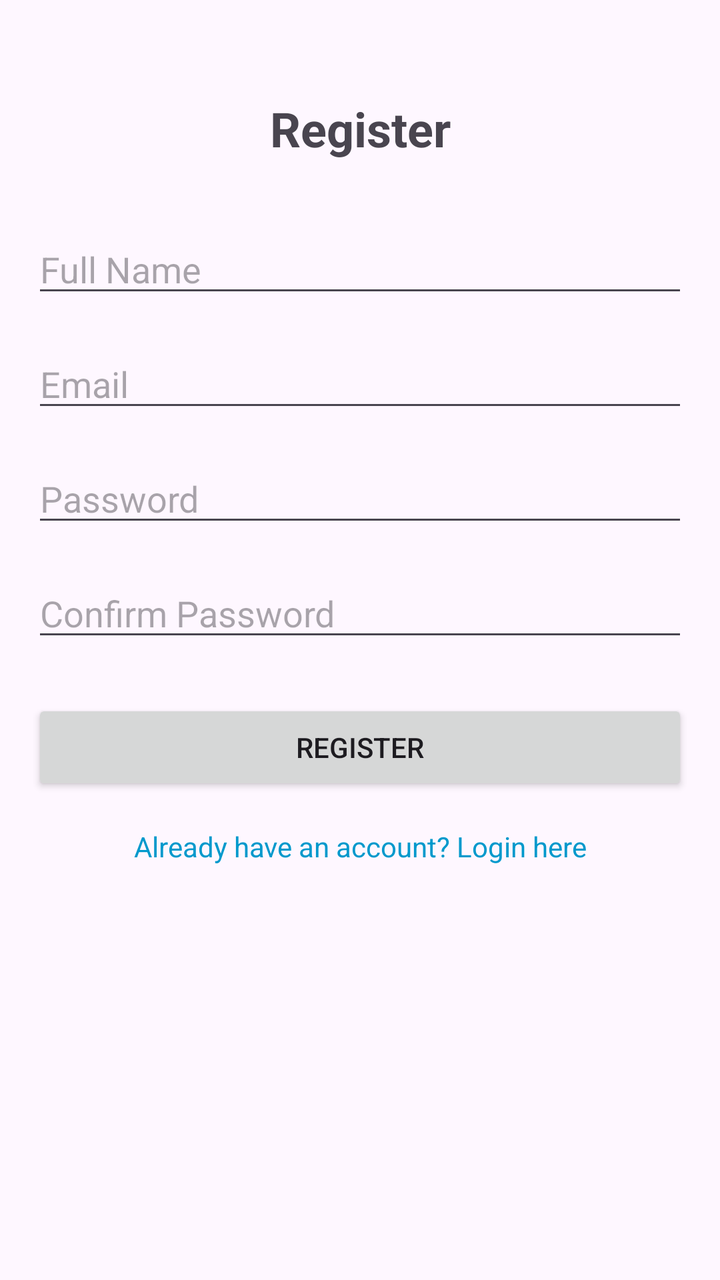
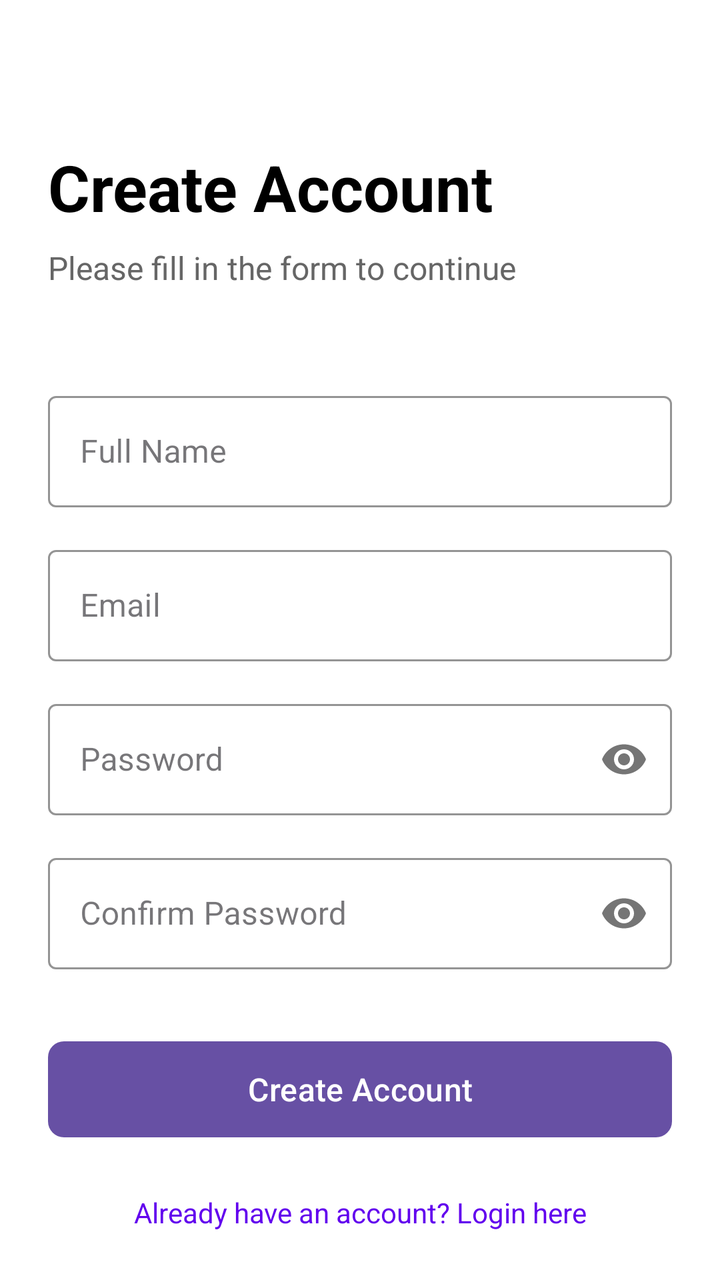

Compare the two renders of this Android layout. The source of the first and the diff that turns it into the second are given below.
<!-- AndroidManifest.xml: application theme Theme.Project_pendidikan -->
<!-- res/layout/activity_register.xml -->
<?xml version="1.0" encoding="utf-8"?>
<androidx.constraintlayout.widget.ConstraintLayout xmlns:android="http://schemas.android.com/apk/res/android"
    xmlns:app="http://schemas.android.com/apk/res-auto"
    xmlns:tools="http://schemas.android.com/tools"
    android:layout_width="match_parent"
    android:layout_height="match_parent"
    android:padding="16dp"
    tools:context=".RegisterActivity">

    <TextView
        android:id="@+id/titleRegister"
        android:layout_width="wrap_content"
        android:layout_height="wrap_content"
        android:text="Register"
        android:textSize="24sp"
        android:textStyle="bold"
        android:layout_marginTop="32dp"
        app:layout_constraintTop_toTopOf="parent"
        app:layout_constraintStart_toStartOf="parent"
        app:layout_constraintEnd_toEndOf="parent" />

    <EditText
        android:id="@+id/editTextName"
        android:layout_width="match_parent"
        android:layout_height="wrap_content"
        android:layout_marginTop="32dp"
        android:hint="Full Name"
        android:inputType="textPersonName"
        app:layout_constraintTop_toBottomOf="@id/titleRegister" />

    <EditText
        android:id="@+id/editTextEmailRegister"
        android:layout_width="match_parent"
        android:layout_height="wrap_content"
        android:layout_marginTop="16dp"
        android:hint="Email"
        android:inputType="textEmailAddress"
        app:layout_constraintTop_toBottomOf="@id/editTextName" />

    <EditText
        android:id="@+id/editTextPasswordRegister"
        android:layout_width="match_parent"
        android:layout_height="wrap_content"
        android:layout_marginTop="16dp"
        android:hint="Password"
        android:inputType="textPassword"
        app:layout_constraintTop_toBottomOf="@id/editTextEmailRegister" />

    <EditText
        android:id="@+id/editTextConfirmPassword"
        android:layout_width="match_parent"
        android:layout_height="wrap_content"
        android:layout_marginTop="16dp"
        android:hint="Confirm Password"
        android:inputType="textPassword"
        app:layout_constraintTop_toBottomOf="@id/editTextPasswordRegister" />

    <Button
        android:id="@+id/buttonRegister"
        android:layout_width="match_parent"
        android:layout_height="wrap_content"
        android:layout_marginTop="24dp"
        android:text="Register"
        app:layout_constraintTop_toBottomOf="@id/editTextConfirmPassword" />

    <TextView
        android:id="@+id/textViewLogin"
        android:layout_width="wrap_content"
        android:layout_height="wrap_content"
        android:layout_marginTop="16dp"
        android:text="Already have an account? Login here"
        android:textColor="@android:color/holo_blue_dark"
        app:layout_constraintTop_toBottomOf="@id/buttonRegister"
        app:layout_constraintStart_toStartOf="parent"
        app:layout_constraintEnd_toEndOf="parent" />

</androidx.constraintlayout.widget.ConstraintLayout>
<!-- resources referenced by this layout -->
<resources>
  <style name="Theme.Project_pendidikan" parent="Base.Theme.Project_pendidikan" />
  <style name="Base.Theme.Project_pendidikan" parent="Theme.Material3.DayNight.NoActionBar">
          
          
      </style>
</resources>

<!-- the commit's change to res/layout/activity_register.xml (unified diff, before → after) -->
@@ -4,72 +4,125 @@
     xmlns:tools="http://schemas.android.com/tools"
     android:layout_width="match_parent"
     android:layout_height="match_parent"
-    android:padding="16dp"
+    android:background="@color/white"
+    android:padding="24dp"
     tools:context=".RegisterActivity">
 
     <TextView
         android:id="@+id/titleRegister"
         android:layout_width="wrap_content"
         android:layout_height="wrap_content"
-        android:text="Register"
-        android:textSize="24sp"
+        android:text="Create Account"
+        android:textColor="@color/black"
+        android:textSize="32sp"
         android:textStyle="bold"
-        android:layout_marginTop="32dp"
+        android:layout_marginTop="48dp"
         app:layout_constraintTop_toTopOf="parent"
-        app:layout_constraintStart_toStartOf="parent"
-        app:layout_constraintEnd_toEndOf="parent" />
+        app:layout_constraintStart_toStartOf="parent" />
 
-    <EditText
-        android:id="@+id/editTextName"
+    <TextView
+        android:id="@+id/subtitleRegister"
+        android:layout_width="wrap_content"
+        android:layout_height="wrap_content"
+        android:text="Please fill in the form to continue"
+        android:textColor="#666666"
+        android:textSize="16sp"
+        android:layout_marginTop="8dp"
+        app:layout_constraintTop_toBottomOf="@id/titleRegister"
+        app:layout_constraintStart_toStartOf="parent" />
+
+    <com.google.android.material.textfield.TextInputLayout
+        android:id="@+id/nameInputLayout"
         android:layout_width="match_parent"
         android:layout_height="wrap_content"
-        android:layout_marginTop="32dp"
+        android:layout_marginTop="48dp"
         android:hint="Full Name"
-        android:inputType="textPersonName"
-        app:layout_constraintTop_toBottomOf="@id/titleRegister" />
+        app:boxStrokeColor="@color/purple_500"
+        app:hintTextColor="@color/purple_500"
+        style="@style/Widget.MaterialComponents.TextInputLayout.OutlinedBox"
+        app:layout_constraintTop_toBottomOf="@id/subtitleRegister">
 
-    <EditText
-        android:id="@+id/editTextEmailRegister"
+        <com.google.android.material.textfield.TextInputEditText
+            android:id="@+id/editTextName"
+            android:layout_width="match_parent"
+            android:layout_height="wrap_content"
+            android:inputType="textPersonName" />
+    </com.google.android.material.textfield.TextInputLayout>
+
+    <com.google.android.material.textfield.TextInputLayout
+        android:id="@+id/emailInputLayoutRegister"
         android:layout_width="match_parent"
         android:layout_height="wrap_content"
         android:layout_marginTop="16dp"
         android:hint="Email"
-        android:inputType="textEmailAddress"
-        app:layout_constraintTop_toBottomOf="@id/editTextName" />
+        app:boxStrokeColor="@color/purple_500"
+        app:hintTextColor="@color/purple_500"
+        style="@style/Widget.MaterialComponents.TextInputLayout.OutlinedBox"
+        app:layout_constraintTop_toBottomOf="@id/nameInputLayout">
 
-    <EditText
-        android:id="@+id/editTextPasswordRegister"
+        <com.google.android.material.textfield.TextInputEditText
+            android:id="@+id/editTextEmailRegister"
+            android:layout_width="match_parent"
+            android:layout_height="wrap_content"
+            android:inputType="textEmailAddress" />
+    </com.google.android.material.textfield.TextInputLayout>
+
+    <com.google.android.material.textfield.TextInputLayout
+        android:id="@+id/passwordInputLayoutRegister"
         android:layout_width="match_parent"
         android:layout_height="wrap_content"
         android:layout_marginTop="16dp"
         android:hint="Password"
-        android:inputType="textPassword"
-        app:layout_constraintTop_toBottomOf="@id/editTextEmailRegister" />
+        app:boxStrokeColor="@color/purple_500"
+        app:hintTextColor="@color/purple_500"
+        app:passwordToggleEnabled="true"
+        style="@style/Widget.MaterialComponents.TextInputLayout.OutlinedBox"
+        app:layout_constraintTop_toBottomOf="@id/emailInputLayoutRegister">
 
-    <EditText
-        android:id="@+id/editTextConfirmPassword"
+        <com.google.android.material.textfield.TextInputEditText
+            android:id="@+id/editTextPasswordRegister"
+            android:layout_width="match_parent"
+            android:layout_height="wrap_content"
+            android:inputType="textPassword" />
+    </com.google.android.material.textfield.TextInputLayout>
+
+    <com.google.android.material.textfield.TextInputLayout
+        android:id="@+id/confirmPasswordInputLayout"
         android:layout_width="match_parent"
         android:layout_height="wrap_content"
         android:layout_marginTop="16dp"
         android:hint="Confirm Password"
-        android:inputType="textPassword"
-        app:layout_constraintTop_toBottomOf="@id/editTextPasswordRegister" />
+        app:boxStrokeColor="@color/purple_500"
+        app:hintTextColor="@color/purple_500"
+        app:passwordToggleEnabled="true"
+        style="@style/Widget.MaterialComponents.TextInputLayout.OutlinedBox"
+        app:layout_constraintTop_toBottomOf="@id/passwordInputLayoutRegister">
 
-    <Button
+        <com.google.android.material.textfield.TextInputEditText
+            android:id="@+id/editTextConfirmPassword"
+            android:layout_width="match_parent"
+            android:layout_height="wrap_content"
+            android:inputType="textPassword" />
+    </com.google.android.material.textfield.TextInputLayout>
+
+    <com.google.android.material.button.MaterialButton
         android:id="@+id/buttonRegister"
         android:layout_width="match_parent"
-        android:layout_height="wrap_content"
-        android:layout_marginTop="24dp"
-        android:text="Register"
-        app:layout_constraintTop_toBottomOf="@id/editTextConfirmPassword" />
+        android:layout_height="56dp"
+        android:layout_marginTop="32dp"
+        android:text="Create Account"
+        android:textSize="16sp"
+        app:cornerRadius="8dp"
+        app:layout_constraintTop_toBottomOf="@id/confirmPasswordInputLayout" />
 
     <TextView
         android:id="@+id/textViewLogin"
         android:layout_width="wrap_content"
         android:layout_height="wrap_content"
-        android:layout_marginTop="16dp"
+        android:layout_marginTop="24dp"
         android:text="Already have an account? Login here"
-        android:textColor="@android:color/holo_blue_dark"
+        android:textColor="@color/purple_500"
+        android:textSize="14sp"
         app:layout_constraintTop_toBottomOf="@id/buttonRegister"
         app:layout_constraintStart_toStartOf="parent"
         app:layout_constraintEnd_toEndOf="parent" />
<!-- resource entries referenced after the edit -->
@@ -1,5 +1,8 @@
 <!-- resources referenced by this layout -->
 <resources>
+  <color name="black">#FF000000</color>
+  <color name="purple_500">#FF6200EE</color>
+  <color name="white">#FFFFFFFF</color>
   <style name="Theme.Project_pendidikan" parent="Base.Theme.Project_pendidikan" />
   <style name="Base.Theme.Project_pendidikan" parent="Theme.Material3.DayNight.NoActionBar">
           
